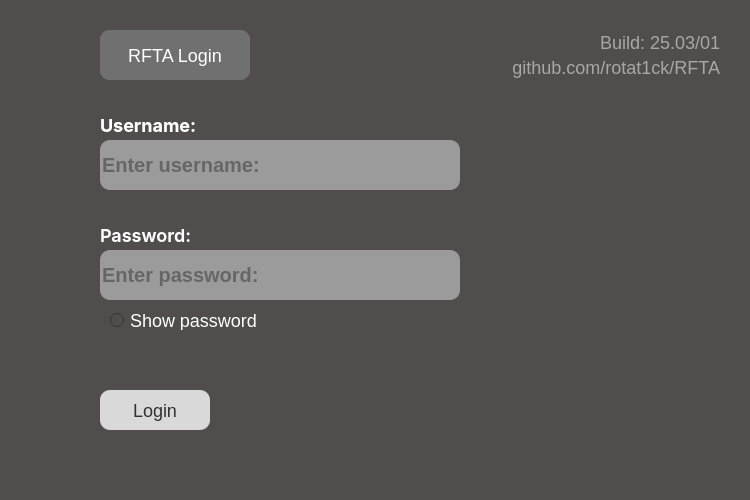
Before: the Qt Designer form RFTA/forms/login.ui in rotat1ck/RFTA, drawn with Qt 5.
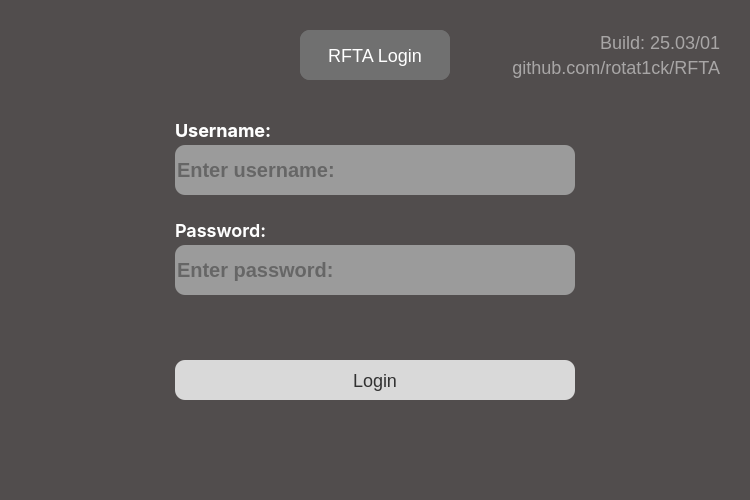
After: the same form once the commit is applied.

What changed in the file:
```diff
--- a/RFTA/forms/login.ui
+++ b/RFTA/forms/login.ui
@@ -32,9 +32,9 @@
    <widget class="QWidget" name="UsernameButtonWidget" native="true">
     <property name="geometry">
      <rect>
-      <x>100</x>
-      <y>110</y>
-      <width>360</width>
+      <x>175</x>
+      <y>115</y>
+      <width>400</width>
       <height>80</height>
      </rect>
     </property>
@@ -86,7 +86,7 @@
       <rect>
        <x>0</x>
        <y>30</y>
-       <width>360</width>
+       <width>400</width>
        <height>50</height>
       </rect>
      </property>
@@ -108,9 +108,9 @@
    <widget class="QWidget" name="PasswordButtonWidget" native="true">
     <property name="geometry">
      <rect>
-      <x>100</x>
-      <y>220</y>
-      <width>360</width>
+      <x>175</x>
+      <y>215</y>
+      <width>400</width>
       <height>80</height>
      </rect>
     </property>
@@ -119,7 +119,7 @@
       <rect>
        <x>0</x>
        <y>30</y>
-       <width>360</width>
+       <width>400</width>
        <height>50</height>
       </rect>
      </property>
@@ -240,7 +240,7 @@
    <widget class="QWidget" name="RFTALoginWidget" native="true">
     <property name="geometry">
      <rect>
-      <x>100</x>
+      <x>300</x>
       <y>30</y>
       <width>150</width>
       <height>50</height>
@@ -277,52 +277,12 @@
      </property>
     </widget>
    </widget>
-   <widget class="QRadioButton" name="ShowPasswordButton">
-    <property name="enabled">
-     <bool>true</bool>
-    </property>
-    <property name="geometry">
-     <rect>
-      <x>110</x>
-      <y>310</y>
-      <width>170</width>
-      <height>20</height>
-     </rect>
-    </property>
-    <property name="styleSheet">
-     <string notr="true">font-family: 'Inter SemiBold';
-font-size: 18px;
-line-height: 22px;
-
-color: #FFFFFF;
-
-</string>
-    </property>
-    <property name="text">
-     <string>Show password</string>
-    </property>
-    <property name="iconSize">
-     <size>
-      <width>16</width>
-      <height>16</height>
-     </size>
-    </property>
-    <property name="checkable">
-     <bool>true</bool>
-    </property>
-    <property name="checked">
-     <bool>false</bool>
-    </property>
-    <property name="autoExclusive">
-     <bool>false</bool>
-    </property>
-   </widget>
    <widget class="QPushButton" name="LoginButton">
     <property name="geometry">
      <rect>
-      <x>100</x>
-      <y>390</y>
-      <width>110</width>
+      <x>175</x>
+      <y>360</y>
+      <width>400</width>
       <height>40</height>
      </rect>
     </property>
```
